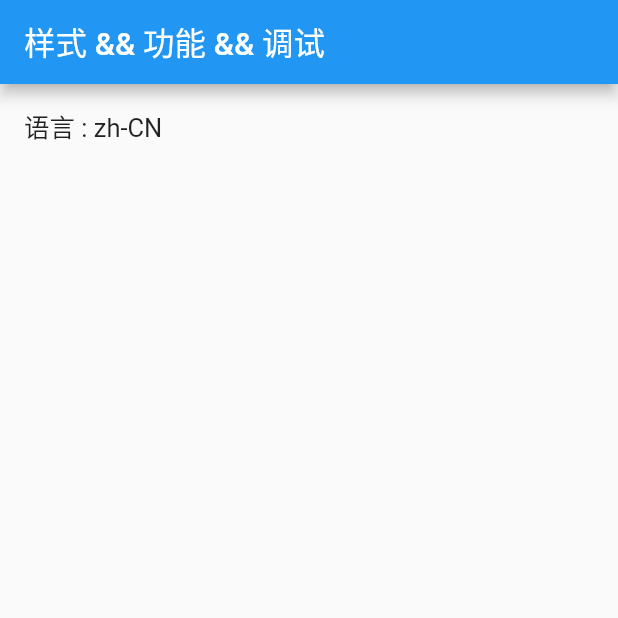
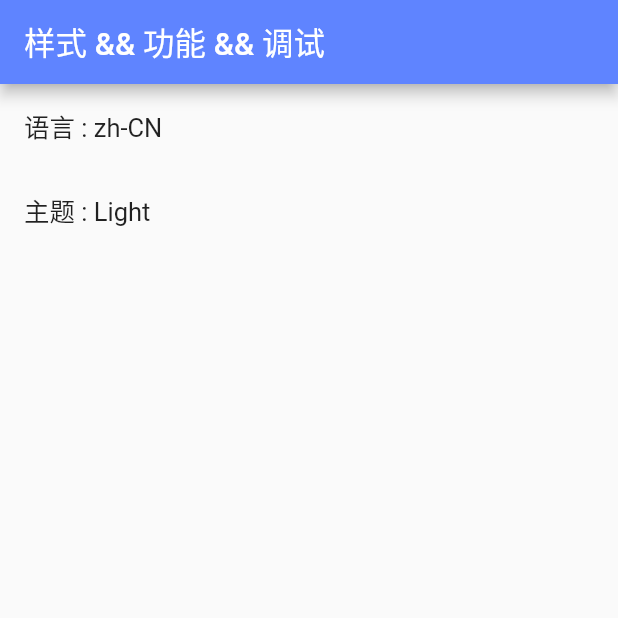
Before and after one commit to Zo3i/learn-flutter, a Flutter app: the screen it shows after launch, after a tap on an icon or button, on a phone screen of 412 x 824 dp, the top half of it. Run offline on Flutter 3.47's test engine with Material 2 defaults, Android fonts, the phone set to English and light mode, and no system bars; our stand-ins replace dio, get, package_info_plus, shared_preferences.

Commit message:
add app theme dark & light

```diff
--- a/lib/common/services/config.dart
+++ b/lib/common/services/config.dart
@@ -15,15 +15,39 @@ class ConfigService extends GetxService {
 
   Locale locale = PlatformDispatcher.instance.locale;
 
+  // 主题
+  final RxBool _isDarkModel = Get.isDarkMode.obs;
+  bool get isDarkModel => _isDarkModel.value;
+
   @override
   void onReady() {
     super.onReady();
     getPlatform();
     initLocale();
+    initTheme();
   }
 
   Future<void> getPlatform() async {
     _platform = await PackageInfo.fromPlatform();
+  }
+
+  // 初始 theme
+  void initTheme() {
+    var themeCode = Storage().getString(Constants.storageThemeCode);
+    _isDarkModel.value = themeCode == "dark" ? true : false;
+    Get.changeTheme(
+      themeCode == "dark" ? AppTheme.dark : AppTheme.light,
+    );
+  }
+
+  // 切换 theme
+  Future<void> switchThemeModel() async {
+    _isDarkModel.value = !_isDarkModel.value;
+    Get.changeTheme(
+      _isDarkModel.value == true ? AppTheme.dark : AppTheme.light,
+    );
+    await Storage().setString(Constants.storageThemeCode,
+        _isDarkModel.value == true ? "dark" : "light");
   }
 
   // 初始语言
--- a/lib/common/style/index.dart
+++ b/lib/common/style/index.dart
@@ -1,3 +1,4 @@
 library style;
 
-// export './xxxx.dart';
+export 'lib_color_schemes.dart';
+export 'theme.dart';
--- /dev/null
+++ b/lib/common/style/lib_color_schemes.dart
@@ -0,0 +1,65 @@
+import 'package:flutter/material.dart';
+
+const seed = Color(0xFF5F84FF);
+
+const lightColorScheme = ColorScheme(
+  brightness: Brightness.light,
+  primary: seed,
+  onPrimary: Color(0xFFFFFFFF),
+  primaryContainer: Color(0xFFDBE1FF),
+  onPrimaryContainer: Color(0xFF001452),
+  secondary: Color(0xFF595D71),
+  onSecondary: Color(0xFFFFFFFF),
+  secondaryContainer: Color(0xFFDEE1F9),
+  onSecondaryContainer: Color(0xFF161B2C),
+  tertiary: Color(0xFF74546F),
+  onTertiary: Color(0xFFFFFFFF),
+  tertiaryContainer: Color(0xFFFFD7F7),
+  onTertiaryContainer: Color(0xFF2C122A),
+  error: Color(0xFFBA1B1B),
+  errorContainer: Color(0xFFFFDAD4),
+  onError: Color(0xFFFFFFFF),
+  onErrorContainer: Color(0xFF410001),
+  background: Color(0xFFFEFBFF),
+  onBackground: Color(0xFF1B1B1F),
+  surface: Color(0xFFFEFBFF),
+  onSurface: Color(0xFFFFFFFF),
+  surfaceVariant: Color(0xFFE2E1EC),
+  onSurfaceVariant: Color(0xFF45464E),
+  outline: Color(0xFF76767F),
+  onInverseSurface: Color(0xFFF3F0F5),
+  inverseSurface: Color(0xFF303033),
+  inversePrimary: Color(0xFFB4C4FF),
+  shadow: Color(0xFF000000),
+);
+
+const darkColorScheme = ColorScheme(
+  brightness: Brightness.dark,
+  primary: Color(0xFFB4C4FF),
+  onPrimary: Color(0xFF002683),
+  primaryContainer: Color(0xFF0039B5),
+  onPrimaryContainer: Color(0xFFDBE1FF),
+  secondary: Color(0xFFC1C5DC),
+  onSecondary: Color(0xFF2B3042),
+  secondaryContainer: Color(0xFF424659),
+  onSecondaryContainer: Color(0xFFDEE1F9),
+  tertiary: Color(0xFFE3BADA),
+  onTertiary: Color(0xFF432740),
+  tertiaryContainer: Color(0xFF5B3D57),
+  onTertiaryContainer: Color(0xFFFFD7F7),
+  error: Color(0xFFFFB4A9),
+  errorContainer: Color(0xFF930006),
+  onError: Color(0xFF680003),
+  onErrorContainer: Color(0xFFFFDAD4),
+  background: Color(0xFF1B1B1F),
+  onBackground: Color(0xFFE4E2E6),
+  surface: Color(0xFF1B1B1F),
+  onSurface: Color(0xFFE4E2E6),
+  surfaceVariant: Color(0xFF45464E),
+  onSurfaceVariant: Color(0xFFC6C6D0),
+  outline: Color(0xFF90909A),
+  onInverseSurface: Color(0xFF1B1B1F),
+  inverseSurface: Color(0xFFE4E2E6),
+  inversePrimary: Color(0xFF2954CE),
+  shadow: Color(0xFF000000),
+);
--- /dev/null
+++ b/lib/common/style/theme.dart
@@ -0,0 +1,16 @@
+import 'package:flutter/material.dart';
+
+import 'index.dart';
+
+/// 主题
+class AppTheme {
+  /// 亮色
+  static ThemeData light = ThemeData(
+    colorScheme: lightColorScheme,
+  );
+
+  /// 暗色
+  static ThemeData dark = ThemeData(
+    colorScheme: darkColorScheme,
+  );
+}
--- a/lib/common/values/constants.dart
+++ b/lib/common/values/constants.dart
@@ -4,4 +4,6 @@ class Constants {
   static const storageLanguageCode = 'language_code';
   // 服务器地址
   static const wpApiBaseUrl = 'https://wpapi.ducafecat.tech';
+  // 主题
+  static const storageThemeCode = 'theme_code';
 }
--- a/lib/main.dart
+++ b/lib/main.dart
@@ -19,9 +19,8 @@ class MyApp extends StatelessWidget {
     return GetMaterialApp(
       title: "flutter demo",
       debugShowCheckedModeBanner: false,
-      theme: ThemeData(
-        primarySwatch: Colors.blue
-      ),
+      // 样式
+      theme: ConfigService.to.isDarkModel ? AppTheme.dark : AppTheme.light,
       // 路由
       initialRoute: RouteNames.stylesStylesIndex,
       getPages: RoutePages.list,
--- a/lib/pages/style/styles_index/controller.dart
+++ b/lib/pages/style/styles_index/controller.dart
@@ -3,6 +3,12 @@ import 'package:get/get.dart';
 
 class StylesIndexController extends GetxController {
   StylesIndexController();
+
+  // 主题
+  onThemeSelected() async {
+    await ConfigService.to.switchThemeModel();
+    update(["styles_index"]);
+  }
 
   // 多语言
   onLanguageSelected() {
--- a/lib/pages/style/styles_index/view.dart
+++ b/lib/pages/style/styles_index/view.dart
@@ -16,8 +16,15 @@ class StylesIndexPage extends GetView<StylesIndexController> {
           "语言 : ${ConfigService.to.locale.toLanguageTag()}",
         ),
       ),
+      ListTile(
+        onTap: controller.onThemeSelected,
+        title:
+        Text("主题 : ${ConfigService.to.isDarkModel ? "Dark" : "Light"}"),
+      ),
     ]);
   }
+
+
 
   @override
   Widget build(BuildContext context) {
```
Also changed, not shown: 10 other files.
